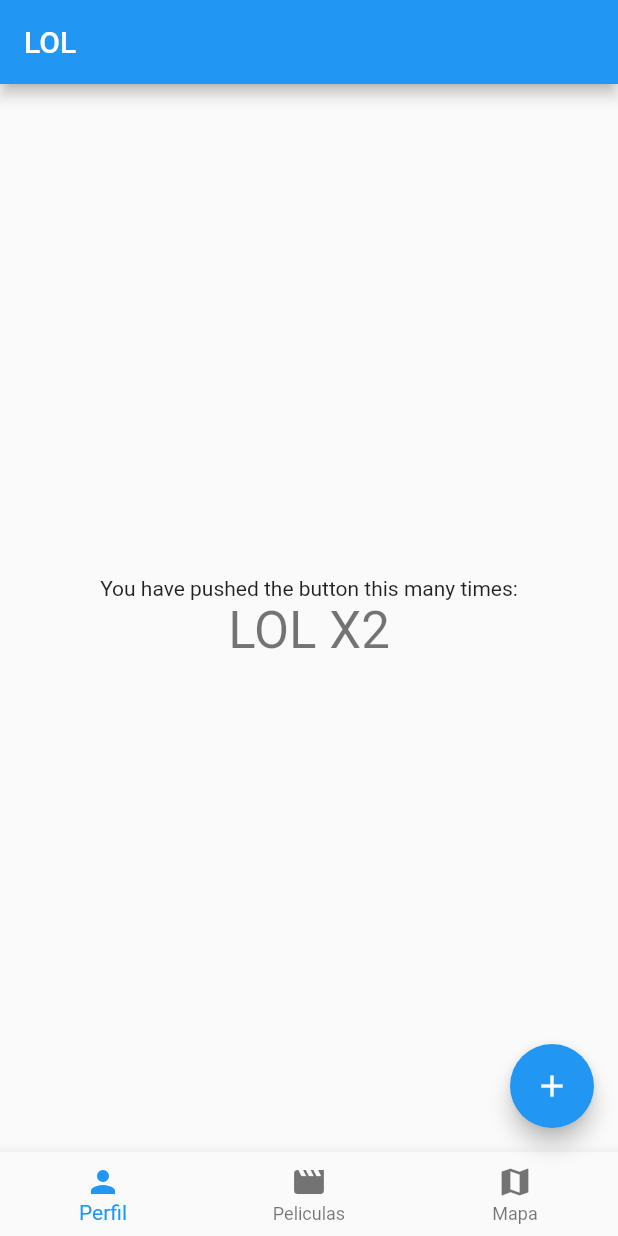
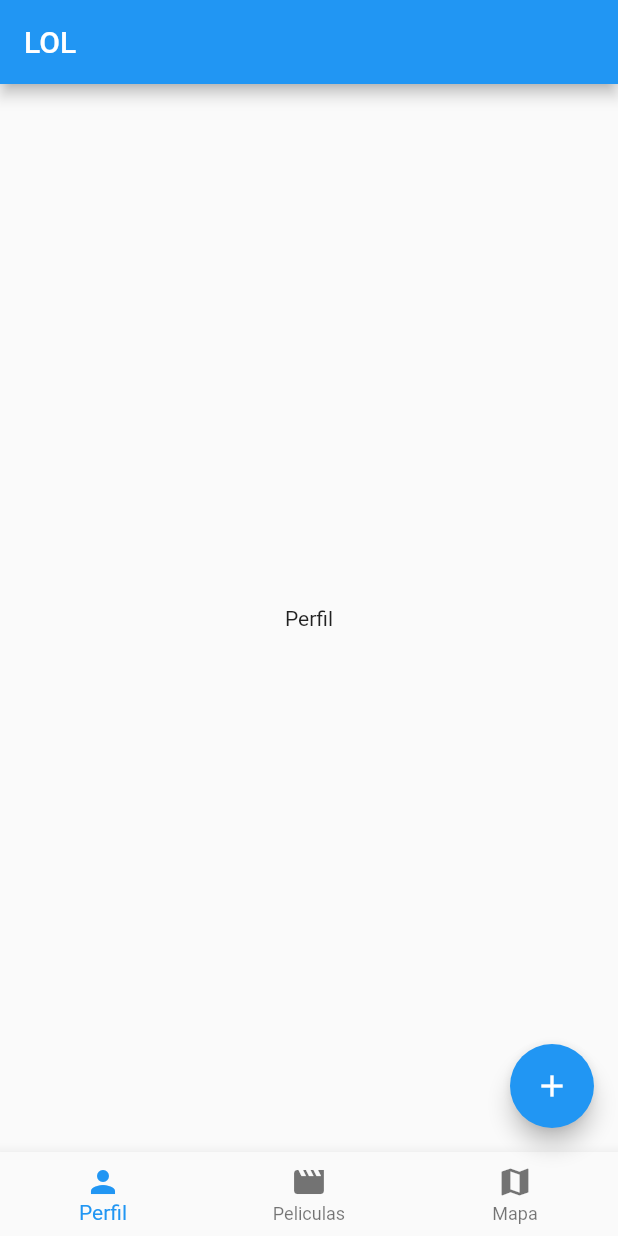
Before and after one commit to danskucr/movies-dante, a Flutter app: the screen it shows after launch, on a phone screen of 412 x 824 dp. Run offline on Flutter 3.47's test engine with Material 2 defaults, Android fonts, the phone set to English and light mode, and no system bars.

Commit message:
Bottom Navigator modifed

```diff
--- a/lib/features/leading/presentation/page/leading_page.dart
+++ b/lib/features/leading/presentation/page/leading_page.dart
@@ -1,5 +1,7 @@
 import 'package:flutter/material.dart';
-import 'package:movies_ducr/features/leading/presentation/widgets/bottom_navigation_bar.dart';
+import 'package:movies_ducr/features/maps/presentation/page/maps_page.dart';
+import 'package:movies_ducr/features/movies/presentation/page/movies_page.dart';
+import 'package:movies_ducr/features/profile/presentation/presentation/profile_page.dart';
 
 class LeadingPage extends StatefulWidget {
   const LeadingPage({super.key});
@@ -9,6 +11,17 @@ class LeadingPage extends StatefulWidget {
 }
 
 class _LeadingPageState extends State<LeadingPage> {
+  int position = 0;
+  static const List<Widget> _widgetOptions = <Widget>[
+    ProfilePage(),
+    MoviesPage(),
+    MapsPage()
+  ];
+  void _onItemTapped(int index) {
+    setState(() {
+      position = index;
+    });
+  }
   @override
   Widget build(BuildContext context) {
     return Scaffold(
@@ -16,25 +29,20 @@ class _LeadingPageState extends State<LeadingPage> {
         title: Text('LOL'),
       ),
       body: Center(
-        child: Column(
-          mainAxisAlignment: MainAxisAlignment.center,
-          children: <Widget>[
-            const Text(
-              'You have pushed the button this many times:',
-            ),
-            Text(
-              'LOL X2',
-              style: Theme.of(context).textTheme.headlineMedium,
-            ),
-          ],
-        ),
+        child: _widgetOptions.elementAt(position),
       ),
       floatingActionButton: FloatingActionButton(
         onPressed: (){},
         tooltip: 'Increment',
         child: const Icon(Icons.add),
       ),
-      bottomNavigationBar: MoviesBottomNavigationBar(posicion: 0),
+      bottomNavigationBar: BottomNavigationBar(items: const <BottomNavigationBarItem>[
+      BottomNavigationBarItem(icon: Icon(Icons.person), label: 'Perfil'),
+      BottomNavigationBarItem(icon: Icon(Icons.movie), label: 'Peliculas'),
+      BottomNavigationBarItem(icon: Icon(Icons.map), label: 'Mapa')
+    ],
+    onTap: _onItemTapped,
+    currentIndex: position,),
     );
   }
 }
--- a/lib/features/leading/presentation/widgets/bottom_navigation_bar.dart
+++ /dev/null
@@ -1,50 +0,0 @@
-import 'package:flutter/material.dart';
-import 'package:movies_ducr/features/maps/presentation/page/maps_page.dart';
-import 'package:movies_ducr/features/movies/presentation/page/movies_page.dart';
-import 'package:movies_ducr/features/profile/presentation/presentation/profile_page.dart';
-
-class MoviesBottomNavigationBar extends StatefulWidget {
-  final int posicion;
-  const MoviesBottomNavigationBar({super.key, required this.posicion});
-
-  @override
-  State<MoviesBottomNavigationBar> createState() => _MoviesBottomNavigationBarState();
-}
-
-class _MoviesBottomNavigationBarState extends State<MoviesBottomNavigationBar> {
-  late int posicion = widget.posicion;
-  @override
-  Widget build(BuildContext context) {
-    return BottomNavigationBar(items: const <BottomNavigationBarItem>[
-      BottomNavigationBarItem(icon: Icon(Icons.person), label: 'Perfil'),
-      BottomNavigationBarItem(icon: Icon(Icons.movie), label: 'Peliculas'),
-      BottomNavigationBarItem(icon: Icon(Icons.map), label: 'Mapa')
-    ],
-    onTap: (index) async{
-      switch (index) {
-        case 0:
-        Navigator.of(context).pushReplacement(
-          MaterialPageRoute(
-            builder: (context) => (ProfilePage())),
-        );
-        posicion = index;
-        break;
-        case 1:
-        Navigator.of(context).pushReplacement(
-          MaterialPageRoute(
-            builder: (context) => (MoviesPage())),
-        );
-        posicion = index;
-        break;
-        case 2:
-        Navigator.of(context).pushReplacement(
-          MaterialPageRoute(
-            builder: (context) => (MapsPage())),
-        );
-        posicion = index;
-        break;
-      }
-    },
-    currentIndex: widget.posicion,);
-  }
-}
--- a/lib/features/maps/presentation/page/maps_page.dart
+++ b/lib/features/maps/presentation/page/maps_page.dart
@@ -11,9 +11,6 @@ class MapsPage extends StatefulWidget {
 class _MapsPageState extends State<MapsPage> {
   @override
   Widget build(BuildContext context) {
-    return Scaffold(
-      body: Text('MAPS'),
-      bottomNavigationBar: MoviesBottomNavigationBar(posicion: 2),
-    );
+    return Text('MAPS');
   }
 }
--- a/lib/features/movies/presentation/page/movies_page.dart
+++ b/lib/features/movies/presentation/page/movies_page.dart
@@ -1,5 +1,4 @@
 import 'package:flutter/material.dart';
-import 'package:movies_ducr/features/leading/presentation/widgets/bottom_navigation_bar.dart';
 
 class MoviesPage extends StatefulWidget {
   const MoviesPage({super.key});
@@ -11,9 +10,6 @@ class MoviesPage extends StatefulWidget {
 class _MoviesPageState extends State<MoviesPage> {
   @override
   Widget build(BuildContext context) {
-    return Scaffold(
-      body: Text('Peliculas'),
-      bottomNavigationBar: MoviesBottomNavigationBar(posicion: 1),
-    );
+    return Text('Peliculas');
   }
 }
--- a/lib/features/profile/presentation/presentation/profile_page.dart
+++ b/lib/features/profile/presentation/presentation/profile_page.dart
@@ -11,9 +11,6 @@ class ProfilePage extends StatefulWidget {
 class _ProfilePageState extends State<ProfilePage> {
   @override
   Widget build(BuildContext context) {
-    return Scaffold(
-      body: Text('Perfil'),
-      bottomNavigationBar: MoviesBottomNavigationBar(posicion: 0),
-    );
+    return Text('Perfil');
   }
 }
```
